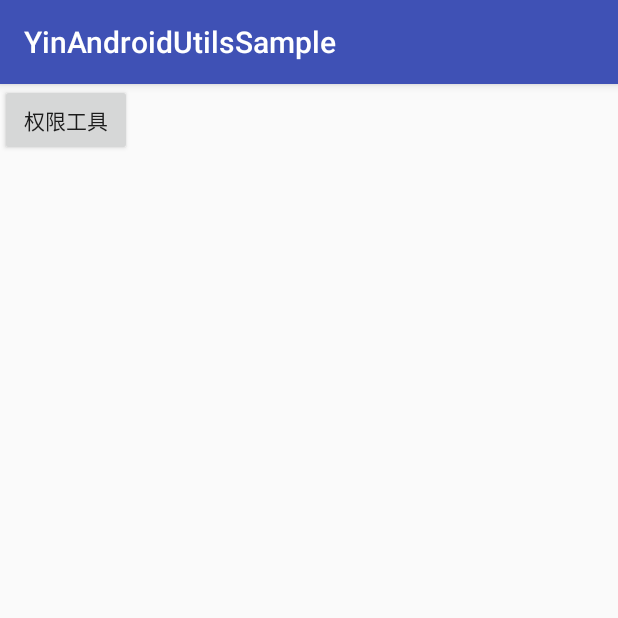
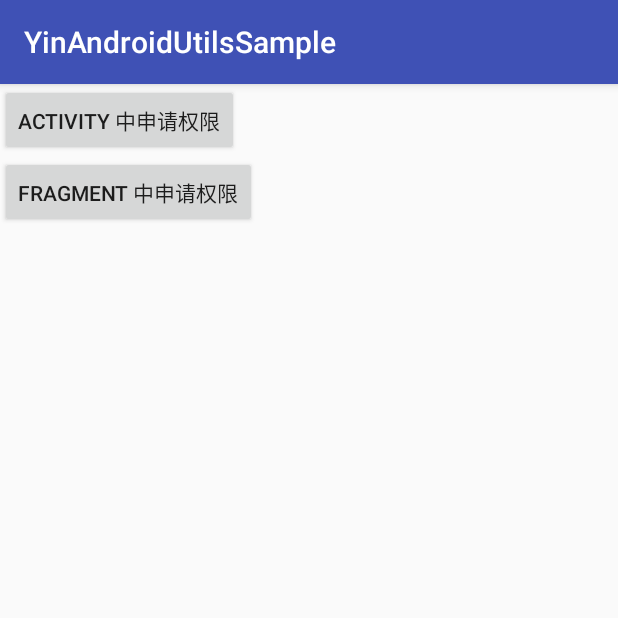
Before and after one commit to YinZiHao1994/YinAndroidUtils, an Android app: the screen it shows after launch (MainActivity), on a phone screen of 412 x 824 dp, the top half of it. Run offline under Robolectric (Android 15) with nearby library versions, the phone set to English and light mode, and no system bars.

Commit message:
添加 fragment 中使用 permissionManager 的支持

```diff
--- a/app/build.gradle
+++ b/app/build.gradle
@@ -21,9 +21,10 @@ android {
 dependencies {
     implementation fileTree(dir: 'libs', include: ['*.jar'])
     implementation 'com.android.support:appcompat-v7:26.1.0'
+    implementation 'com.android.support.constraint:constraint-layout:1.1.0'
     testImplementation 'junit:junit:4.12'
-    androidTestImplementation 'com.android.support.test:runner:1.0.1'
-    androidTestImplementation 'com.android.support.test.espresso:espresso-core:3.0.1'
+    androidTestImplementation 'com.android.support.test:runner:1.0.2'
+    androidTestImplementation 'com.android.support.test.espresso:espresso-core:3.0.2'
 
     implementation project(':yinandroidutils')
 
--- a/app/src/main/AndroidManifest.xml
+++ b/app/src/main/AndroidManifest.xml
@@ -9,14 +9,15 @@
         android:roundIcon="@mipmap/ic_launcher_round"
         android:supportsRtl="true"
         android:theme="@style/AppTheme">
-        <activity android:name="com.source.yin.yinandroidutilssample.MainActivity">
+        <activity android:name=".MainActivity">
             <intent-filter>
                 <action android:name="android.intent.action.MAIN" />
 
                 <category android:name="android.intent.category.LAUNCHER" />
             </intent-filter>
         </activity>
-        <activity android:name="com.source.yin.yinandroidutilssample.PermissionManagerActivity"></activity>
+        <activity android:name=".PermissionManagerActivity" />
+        <activity android:name=".ContainFragmentActivity" />
     </application>
 
 </manifest>
--- a/app/src/main/java/com/source/yin/yinandroidutilssample/MainActivity.java
+++ b/app/src/main/java/com/source/yin/yinandroidutilssample/MainActivity.java
@@ -7,16 +7,19 @@ import android.view.View;
 import android.widget.Button;
 
 public class MainActivity extends AppCompatActivity implements View.OnClickListener {
-    private Button btnPermissionManager;
+    private Button btnPermissionManagerInActivity;
+    private Button btnPermissionManagerInFragment;
 
     @Override
     protected void onCreate(Bundle savedInstanceState) {
         super.onCreate(savedInstanceState);
         setContentView(R.layout.activity_main);
 
-        btnPermissionManager = findViewById(R.id.btn_permission_manager);
+        btnPermissionManagerInActivity = findViewById(R.id.btn_permission_manager_in_activity);
+        btnPermissionManagerInFragment = findViewById(R.id.btn_permission_manager_in_fragment);
 
-        btnPermissionManager.setOnClickListener(this);
+        btnPermissionManagerInActivity.setOnClickListener(this);
+        btnPermissionManagerInFragment.setOnClickListener(this);
     }
 
 
@@ -24,8 +27,12 @@ public class MainActivity extends AppCompatActivity implements View.OnClickListe
     public void onClick(View v) {
         Intent intent;
         switch (v.getId()) {
-            case R.id.btn_permission_manager:
+            case R.id.btn_permission_manager_in_activity:
                 intent = new Intent(getApplicationContext(), PermissionManagerActivity.class);
+                startActivity(intent);
+                break;
+            case R.id.btn_permission_manager_in_fragment:
+                intent = new Intent(getApplicationContext(), ContainFragmentActivity.class);
                 startActivity(intent);
                 break;
         }
--- a/app/src/main/res/layout/activity_main.xml
+++ b/app/src/main/res/layout/activity_main.xml
@@ -7,12 +7,17 @@
     android:orientation="vertical"
     tools:context="com.source.yin.yinandroidutilssample.MainActivity">
 
+    <Button
+        android:id="@+id/btn_permission_manager_in_activity"
+        android:layout_width="wrap_content"
+        android:layout_height="wrap_content"
+        android:text="Activity 中申请权限" />
 
     <Button
-        android:id="@+id/btn_permission_manager"
+        android:id="@+id/btn_permission_manager_in_fragment"
         android:layout_width="wrap_content"
         android:layout_height="wrap_content"
-        android:text="权限工具" />
+        android:text="Fragment 中申请权限" />
 
 
 </LinearLayout>
--- a/build.gradle
+++ b/build.gradle
@@ -7,7 +7,7 @@ buildscript {
         jcenter()
     }
     dependencies {
-        classpath 'com.android.tools.build:gradle:3.0.1'
+        classpath 'com.android.tools.build:gradle:3.1.0'
 
 
         // NOTE: Do not place your application dependencies here; they belong
```
Also changed, not shown: app/src/main/java/com/source/yin/yinandroidutilssample/ContainFragmentActivity.java (added, +15 -0 lines), app/src/main/java/com/source/yin/yinandroidutilssample/PermissionFragment.java (added, +59 -0 lines), app/src/main/res/layout/activity_contain_fragment.xml (added, +11 -0 lines), app/src/main/res/layout/fragment_permission_manager.xml (added, +14 -0 lines), yinandroidutils/build.gradle (+5 -5 lines), yinandroidutils/src/main/java/com/source/yin/yinandroidutils/PermissionManager.java (+13 -2 lines).
